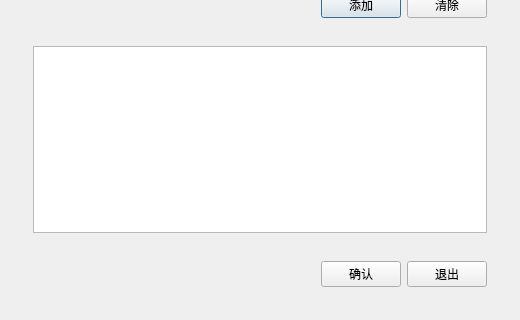
Before: the Qt Designer form TW/TowerWireGroupAssembly.ui in Shixuku/Tower-Visual, drawn with Qt 5; both pictures show x 0 to 520 and y 308 to 628 of the 520 by 628 pixel window.
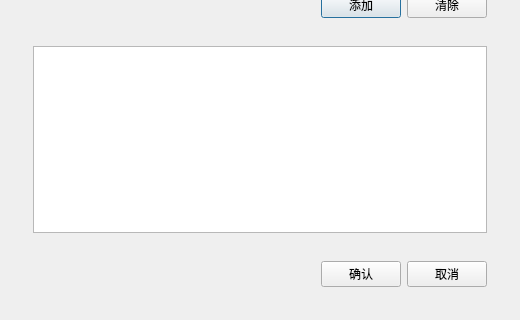
After: the same form once the commit is applied.

The edit to the form file:
```diff
--- a/TW/TowerWireGroupAssembly.ui
+++ b/TW/TowerWireGroupAssembly.ui
@@ -203,7 +203,7 @@
          <item>
           <widget class="QPushButton" name="BtnCancle">
            <property name="text">
-            <string>退出</string>
+            <string>取消</string>
            </property>
           </widget>
          </item>
```
Left out of the diff: 2 changed lines with no effect on the pictures.
